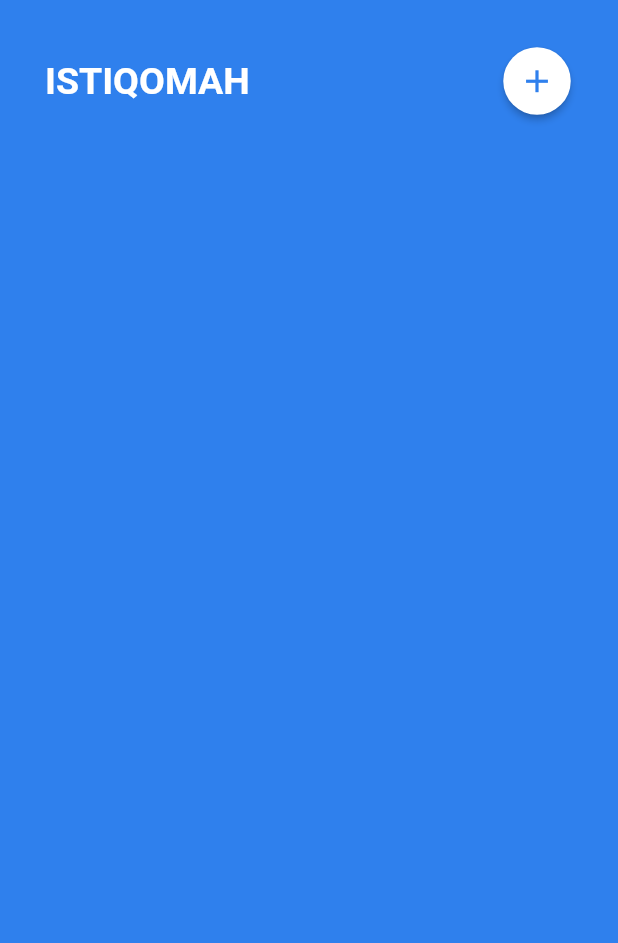
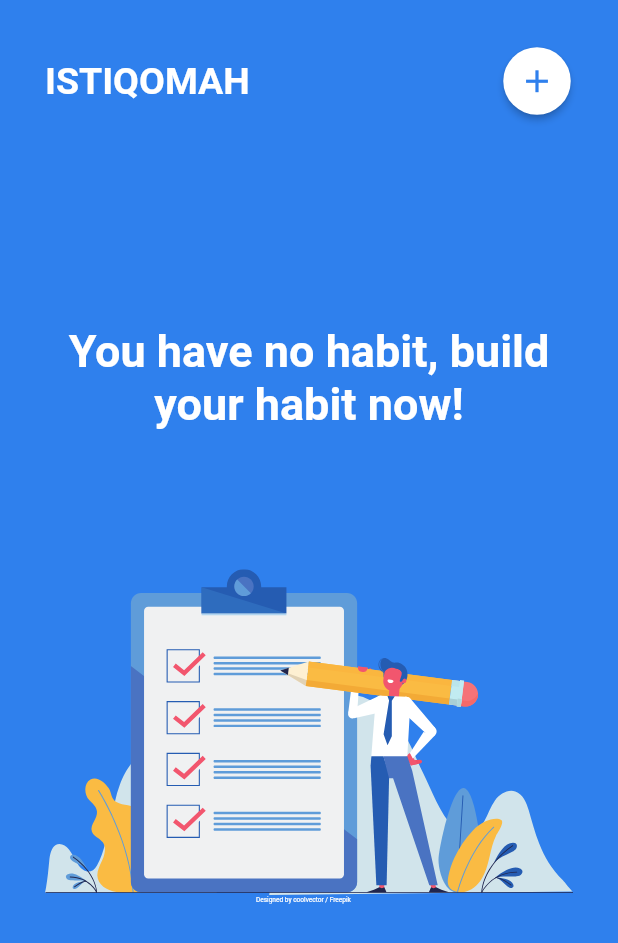
Before and after one commit to dihak/flutter-istiqomah, a Flutter app: the Home screen opened by its route, on a phone screen of 412 x 824 dp. Shown: the top 943 px of the screen. Run offline on Flutter 3.47's test engine with Material 2 defaults, Android fonts, the light colour scheme and no system bars; our stand-ins replace fl_chart, flutter_local_notifications, flutter_native_timezone, flutter_svg, shared_preferences, sqflite and 1 more; accounts and stored records are empty; Roboto replaces fonts that are missing (ProductSans).

Commit message:
Show image on empty habits

```diff
--- /dev/null
+++ b/lib/pages/home/components/empty_tasks.dart
@@ -0,0 +1,21 @@
+import 'package:flutter/material.dart';
+import 'package:flutter_svg/flutter_svg.dart';
+
+class EmptyTask extends StatelessWidget {
+  Widget build(BuildContext context) {
+    return Column(
+      mainAxisAlignment: MainAxisAlignment.center,
+      children: [
+        Text(
+          'You have no habit, build your habit now!',
+          style: TextStyle(fontSize: 30, fontWeight: FontWeight.bold),
+          textAlign: TextAlign.center,
+        ),
+        SvgPicture.asset(
+          "assets/images/empty-tasks.svg",
+          semanticsLabel: 'Empty tasks',
+        ),
+      ],
+    );
+  }
+}
--- a/lib/pages/home/components/habit_list.dart
+++ b/lib/pages/home/components/habit_list.dart
@@ -1,5 +1,6 @@
 import 'package:flutter/material.dart';
 import 'package:istiqomah/models/habit.dart';
+import 'package:istiqomah/pages/home/components/empty_tasks.dart';
 import 'package:provider/provider.dart';
 import 'item/item.dart';
 
@@ -15,6 +16,10 @@ class _HabitListState extends State<HabitList> {
   Widget build(BuildContext context) {
     return Consumer<HabitModel>(
       builder: (context, data, child) {
+        if (data.habits.length == 0) {
+          return EmptyTask();
+        }
+
         List<HabitItem> items = [];
 
         for (var item in data.habits) {
--- a/pubspec.yaml
+++ b/pubspec.yaml
@@ -35,6 +35,7 @@ dependencies:
   flutter_local_notifications: ^3.0.1+6
   flutter_native_timezone: ^1.0.4
   shared_preferences: ^0.5.12+4
+  flutter_svg: ^0.19.0
 
 dev_dependencies:
   flutter_test:
@@ -52,9 +53,8 @@ flutter:
   uses-material-design: true
 
   # To add assets to your application, add an assets section, like this:
-  # assets:
-  #   - images/a_dot_burr.jpeg
-  #   - images/a_dot_ham.jpeg
+  assets:
+    - assets/images/empty-tasks.svg
 
   # An image asset can refer to one or more resolution-specific "variants", see
   # https://flutter.dev/assets-and-images/#resolution-aware.
```
Also changed, not shown: assets/images/empty-tasks.svg (added), pubspec.lock.
